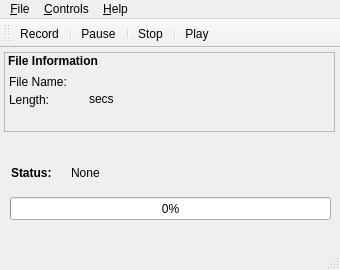
First picture: the form in srv/tvr.ui, repository junkun/srv, before the edit.
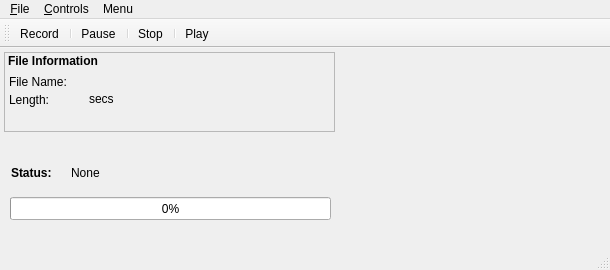
Second picture: the form after the edit. Icons and pictures are not drawn.

What changed in the file:
```diff
--- a/srv/tvr.ui
+++ b/srv/tvr.ui
@@ -9,7 +9,7 @@
    <rect>
     <x>0</x>
     <y>0</y>
-    <width>340</width>
+    <width>610</width>
     <height>270</height>
    </rect>
   </property>
@@ -21,8 +21,8 @@
   </property>
   <property name="maximumSize">
    <size>
-    <width>340</width>
-    <height>270</height>
+    <width>680</width>
+    <height>540</height>
    </size>
   </property>
   <property name="windowTitle">
@@ -189,7 +189,7 @@
     <rect>
      <x>0</x>
      <y>0</y>
-     <width>340</width>
+     <width>610</width>
      <height>25</height>
     </rect>
    </property>
@@ -215,15 +215,15 @@
     <addaction name="actionPlay"/>
     <addaction name="actionStop"/>
    </widget>
-   <widget class="QMenu" name="menuHelp">
+   <widget class="QMenu" name="menuMenu">
     <property name="title">
-     <string>&amp;Help</string>
+     <string>Menu</string>
     </property>
     <addaction name="actionAbout"/>
    </widget>
    <addaction name="fileMenu"/>
    <addaction name="menuControls"/>
-   <addaction name="menuHelp"/>
+   <addaction name="menuMenu"/>
   </widget>
   <widget class="QStatusBar" name="statusbar"/>
   <widget class="QToolBar" name="toolBar">
```
Left out of the diff: 20 changed lines with no effect on the pictures.
